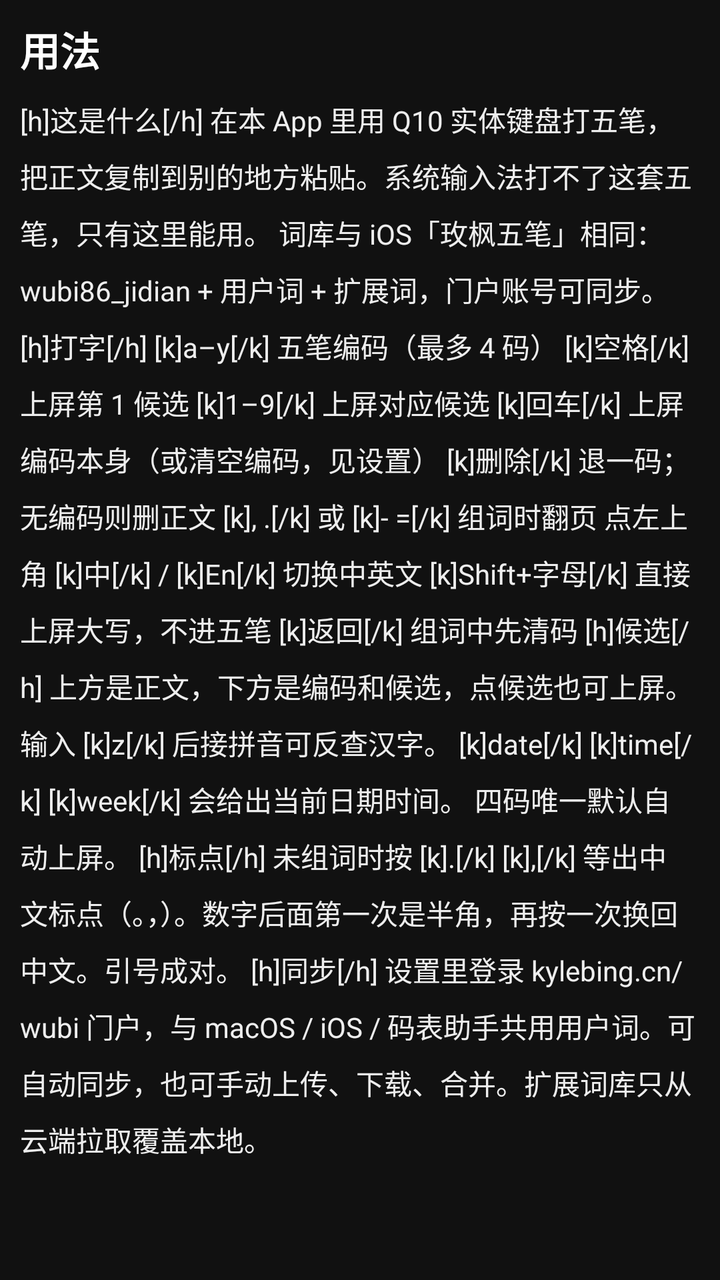
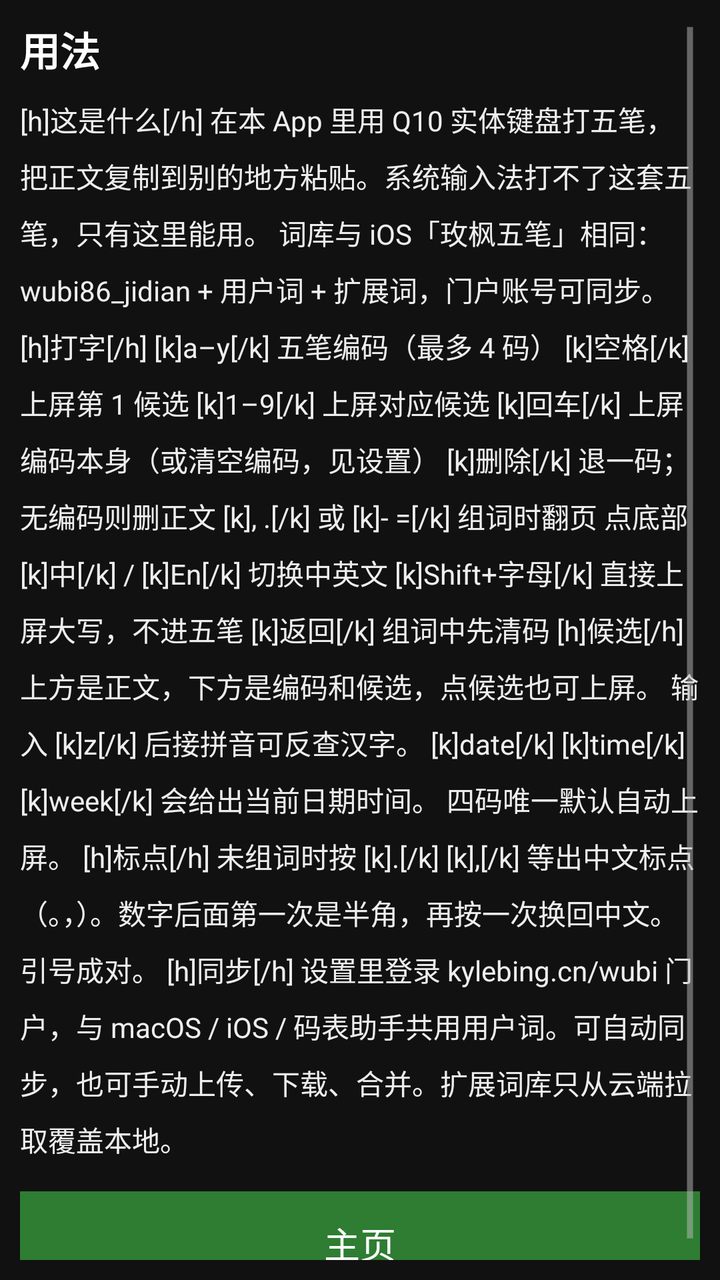

The first picture is an Android layout as it rendered before a commit; the second is the same layout after the commit. The layout source and the unified diff follow.
<!-- AndroidManifest.xml: application theme AppTheme -->
<!-- res/layout/activity_help.xml -->
<?xml version="1.0" encoding="utf-8"?>
<ScrollView xmlns:android="http://schemas.android.com/apk/res/android"
    android:layout_width="match_parent"
    android:layout_height="match_parent"
    android:background="@color/bg"
    android:padding="10dp">

    <LinearLayout
        android:layout_width="match_parent"
        android:layout_height="wrap_content"
        android:orientation="vertical">

        <TextView
            android:layout_width="match_parent"
            android:layout_height="wrap_content"
            android:text="@string/help_title"
            android:textColor="@color/word"
            android:textSize="20sp"
            android:textStyle="bold" />

        <TextView
            android:id="@+id/helpBody"
            android:layout_width="match_parent"
            android:layout_height="wrap_content"
            android:layout_marginTop="10dp"
            android:gravity="left|top"
            android:lineSpacingExtra="6dp"
            android:lineSpacingMultiplier="1.1"
            android:text="@string/help_body"
            android:textColor="@color/text"
            android:textSize="14sp" />
    </LinearLayout>
</ScrollView>
<!-- resources referenced by this layout -->
<resources>
  <color name="bg">#FF111111</color>
  <color name="text">#FFEEEEEE</color>
  <color name="word">#FFFFFFFF</color>
  <string name="help_body">[h]这是什么[/h]
  在本 App 里用 Q10 实体键盘打五笔，把正文复制到别的地方粘贴。系统输入法打不了这套五笔，只有这里能用。
  
  词库与 iOS「玫枫五笔」相同：wubi86_jidian + 用户词 + 扩展词，门户账号可同步。
  
  [h]打字[/h]
  [k]a–y[/k] 五笔编码（最多 4 码）
  [k]空格[/k] 上屏第 1 候选
  [k]1–9[/k] 上屏对应候选
  [k]回车[/k] 上屏编码本身（或清空编码，见设置）
  [k]删除[/k] 退一码；无编码则删正文
  [k], .[/k] 或 [k]- =[/k] 组词时翻页
  点左上角 [k]中[/k] / [k]En[/k] 切换中英文
  [k]Shift+字母[/k] 直接上屏大写，不进五笔
  [k]返回[/k] 组词中先清码
  
  [h]候选[/h]
  上方是正文，下方是编码和候选，点候选也可上屏。
  输入 [k]z[/k] 后接拼音可反查汉字。
  [k]date[/k] [k]time[/k] [k]week[/k] 会给出当前日期时间。
  四码唯一默认自动上屏。
  
  [h]标点[/h]
  未组词时按 [k].[/k] [k],[/k] 等出中文标点（。，）。数字后面第一次是半角，再按一次换回中文。引号成对。
  
  [h]同步[/h]
  设置里登录 kylebing.cn/wubi 门户，与 macOS / iOS / 码表助手共用用户词。可自动同步，也可手动上传、下载、合并。扩展词库只从云端拉取覆盖本地。
  </string>
  <string name="help_title">用法</string>
  <style name="AppTheme" parent="android:Theme.Holo.NoActionBar">
          <item name="android:windowBackground">@color/bg</item>
          <item name="android:colorBackground">@color/bg</item>
          <item name="android:textColor">@color/text</item>
          <item name="android:textColorPrimary">@color/text</item>
          <item name="android:textColorHint">@color/text_dim</item>
          <item name="android:editTextColor">@color/text</item>
      </style>
  <color name="text_dim">#FF9A9A9A</color>
</resources>

<!-- the commit's change to res/layout/activity_help.xml (unified diff, before → after) -->
@@ -29,5 +29,18 @@
             android:text="@string/help_body"
             android:textColor="@color/text"
             android:textSize="14sp" />
+
+        <include layout="@layout/include_home_bar" />
     </LinearLayout>
 </ScrollView>
+<!-- res/layout/include_home_bar.xml (included above) -->
+<?xml version="1.0" encoding="utf-8"?>
+<Button xmlns:android="http://schemas.android.com/apk/res/android"
+    android:id="@+id/btnHome"
+    android:layout_width="match_parent"
+    android:layout_height="52dp"
+    android:layout_marginTop="16dp"
+    android:background="@drawable/btn_copy"
+    android:text="主页"
+    android:textColor="@color/word"
+    android:textSize="18sp" />
<!-- resource entries referenced after the edit -->
@@ -3,6 +3,20 @@
   <color name="bg">#FF111111</color>
   <color name="text">#FFEEEEEE</color>
   <color name="word">#FFFFFFFF</color>
+  <!-- drawable btn_copy (drawable) -->
+  <?xml version="1.0" encoding="utf-8"?>
+  <selector xmlns:android="http://schemas.android.com/apk/res/android">
+      <item android:state_pressed="true">
+          <shape>
+              <solid android:color="#FF1B5E20" />
+          </shape>
+      </item>
+      <item>
+          <shape>
+              <solid android:color="#FF2E7D32" />
+          </shape>
+      </item>
+  </selector>
   <string name="help_body">[h]这是什么[/h]
   在本 App 里用 Q10 实体键盘打五笔，把正文复制到别的地方粘贴。系统输入法打不了这套五笔，只有这里能用。
   
@@ -15,7 +29,7 @@
   [k]回车[/k] 上屏编码本身（或清空编码，见设置）
   [k]删除[/k] 退一码；无编码则删正文
   [k], .[/k] 或 [k]- =[/k] 组词时翻页
-  点左上角 [k]中[/k] / [k]En[/k] 切换中英文
+  点底部 [k]中[/k] / [k]En[/k] 切换中英文
   [k]Shift+字母[/k] 直接上屏大写，不进五笔
   [k]返回[/k] 组词中先清码
   
